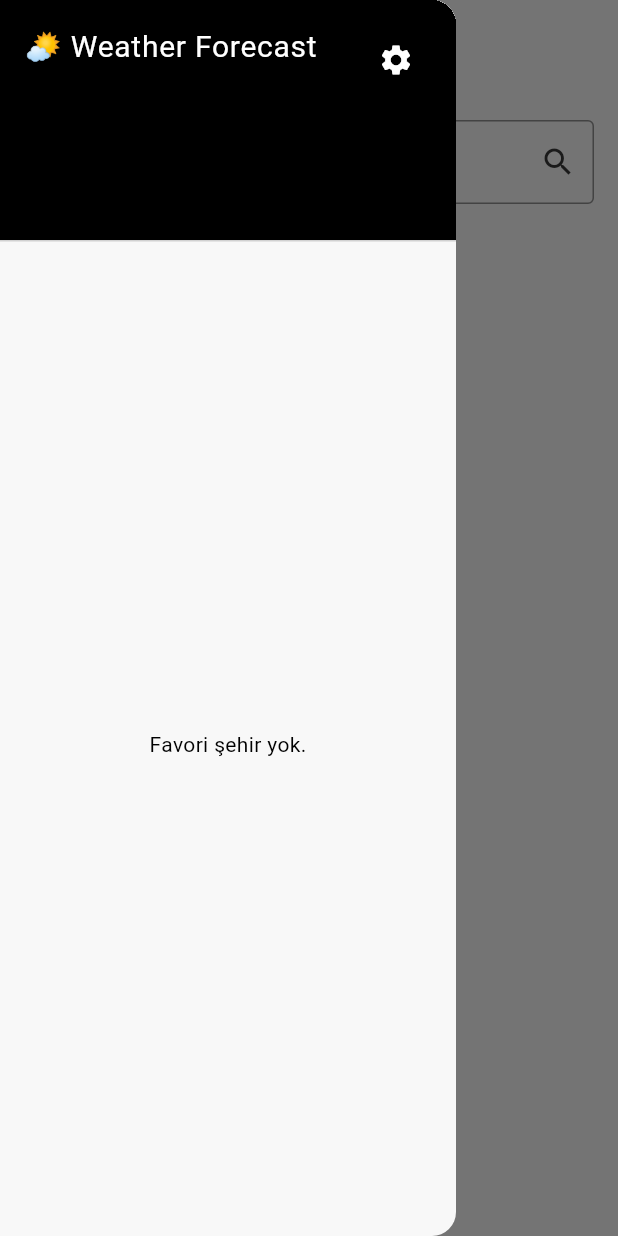
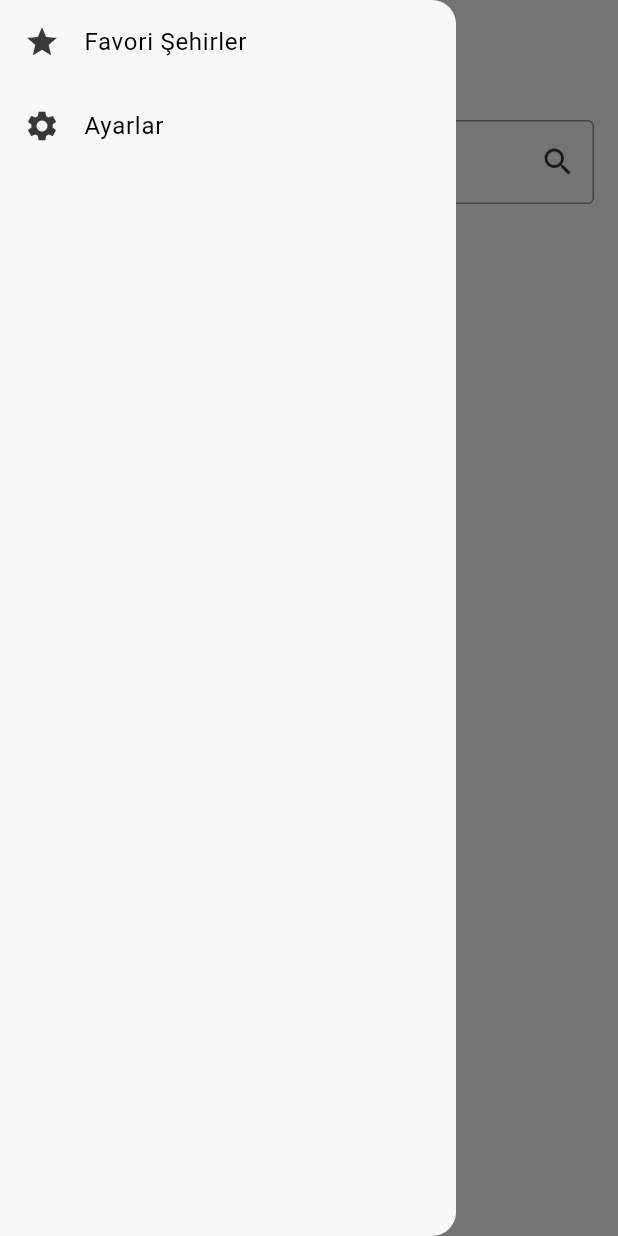
Before and after one commit to Yido1007/weather_forecast, a Flutter app: the HomeScreen screen opened by its route, with the side drawer open, on a phone screen of 412 x 824 dp. Run offline on Flutter 3.47's test engine with Material 3 defaults, Android fonts, the phone set to English and light mode, and no system bars; our stand-ins replace easy_localization, flex_color_scheme, flutter_dotenv, flutter_local_notifications, gap, lottie and 1 more; accounts and stored records are empty.

Commit message:
Favorite cities and settings moved from drawer to another page

```diff
--- a/lib/screen/home.dart
+++ b/lib/screen/home.dart
@@ -3,7 +3,7 @@ import 'package:flutter/material.dart';
 import 'package:gap/gap.dart';
 import 'package:provider/provider.dart';
 import '../provider/weather.dart';
-import '../widget/drawer.dart';
+import '../widget/drawer/drawer.dart';
 import '../widget/weather/hourly_weather.dart';
 import '../widget/weather/weather_info.dart';
 import '../widget/weather/weekly_weather.dart';
--- a/lib/widget/drawer.dart
+++ /dev/null
@@ -1,117 +0,0 @@
-import 'package:easy_localization/easy_localization.dart';
-import 'package:flutter/material.dart';
-import 'package:provider/provider.dart';
-import '../model/weather.dart';
-import '../provider/favorite.dart';
-import '../provider/weather.dart';
-import '../screen/static/settings.dart';
-
-class AppDrawer extends StatelessWidget {
-  final Function(String) onCitySelected;
-  const AppDrawer({super.key, required this.onCitySelected});
-
-  @override
-  Widget build(BuildContext context) {
-    return Drawer(
-      child: Column(
-        children: [
-          DrawerHeader(
-            decoration: BoxDecoration(
-              color: Theme.of(context).colorScheme.primary,
-            ),
-            child: Row(
-              crossAxisAlignment: CrossAxisAlignment.start,
-              mainAxisAlignment: MainAxisAlignment.spaceBetween,
-              children: [
-                Text(
-                  "title-2".tr(),
-                  style: TextStyle(
-                    color: Theme.of(context).colorScheme.onPrimary,
-                    fontSize: 20,
-                  ),
-                ),
-                IconButton(
-                  icon: Icon(
-                    Icons.settings,
-                    color: Theme.of(context).colorScheme.onError,
-                  ),
-                  onPressed: () {
-                    Navigator.push(
-                      context,
-                      MaterialPageRoute(
-                        builder: (context) => const SettingsScreen(),
-                      ),
-                    );
-                  },
-                ),
-              ],
-            ),
-          ),
-          Expanded(
-            child: Consumer<FavoriteProvider>(
-              builder: (context, favoriteProvider, _) {
-                final favoriteCities = favoriteProvider.favorites;
-                if (favoriteCities.isEmpty) {
-                  return const Center(child: Text('Favori şehir yok.'));
-                }
-                return ListView.builder(
-                  itemCount: favoriteCities.length,
-                  itemBuilder: (context, index) {
-                    final cityName = favoriteCities[index];
-                    return Dismissible(
-                      key: Key(cityName),
-                      direction: DismissDirection.endToStart,
-                      background: Container(
-                        color: Theme.of(context).colorScheme.error,
-                        alignment: Alignment.centerRight,
-                        padding: const EdgeInsets.symmetric(horizontal: 20),
-                        child: Icon(
-                          Icons.delete,
-                          color: Theme.of(context).colorScheme.onError,
-                        ),
-                      ),
-                      onDismissed: (direction) {
-                        favoriteProvider.removeFavorite(cityName);
-                      },
-                      child: FutureBuilder<WeatherData>(
-                        future: Provider.of<WeatherProvider>(
-                          context,
-                          listen: false,
-                        ).fetchWeatherData(cityName),
-                        builder: (context, snapshot) {
-                          if (snapshot.connectionState ==
-                              ConnectionState.waiting) {
-                            return const ListTile(title: Text("Yükleniyor..."));
-                          } else if (snapshot.hasError || !snapshot.hasData) {
-                            return ListTile(
-                              title: Text(cityName),
-                              subtitle: const Text("Veri alınamadı"),
-                            );
-                          } else {
-                            final weather = snapshot.data!;
-                            return ListTile(
-                              leading: Image.network(
-                                weather.iconUrl,
-                                width: 40,
-                              ),
-                              title: Text(weather.cityName),
-                              subtitle: Text('${weather.temperature}°C'),
-                              onTap: () {
-                                onCitySelected(cityName);
-                                Navigator.pop(context);
-                              },
-                            );
-                          }
-                        },
-                      ),
-                    );
-                  },
-                );
-              },
-            ),
-          ),
-        ],
-      ),
-    );
-  }
-}
--- /dev/null
+++ b/lib/widget/drawer/drawer.dart
@@ -0,0 +1,54 @@
+// import 'package:easy_localization/easy_localization.dart';
+import 'package:flutter/material.dart';
+import 'package:weather_forecast/screen/client/locations.dart';
+import 'package:weather_forecast/screen/static/settings.dart';
+import 'package:weather_forecast/widget/drawer/drawer_item.dart';
+
+class AppDrawer extends StatelessWidget {
+  final Function(String) onCitySelected;
+  const AppDrawer({super.key, required this.onCitySelected});
+
+  @override
+  Widget build(BuildContext context) {
+    return Drawer(
+      child: Column(
+        children: [
+          //Favorite Cities
+          DrawerItem(
+            icon: Icons.star,
+            title: "Favori Şehirler",
+            onTap: () async {
+              final selectedCity = await Navigator.push<String>(
+                context,
+                MaterialPageRoute(
+                  builder:
+                      (context) => FavoriteLocations(
+                        onCitySelected: (city) {
+                          Navigator.pop(context, city);
+                        },
+                      ),
+                ),
+              );
+              if (selectedCity != null && selectedCity.isNotEmpty) {
+                onCitySelected(selectedCity);
+                Navigator.of(context).pop();
+              }
+            },
+          ),
+          //Settings
+          DrawerItem(
+            icon: Icons.settings,
+            title: "Ayarlar",
+            onTap: () {
+              Navigator.pop(context);
+              Navigator.push(
+                context,
+                MaterialPageRoute(builder: (context) => SettingsScreen()),
+              );
+            },
+          ),
+        ],
+      ),
+    );
+  }
+}
--- /dev/null
+++ b/lib/widget/drawer/drawer_item.dart
@@ -0,0 +1,19 @@
+import 'package:flutter/material.dart';
+
+class DrawerItem extends StatelessWidget {
+  final IconData icon;
+  final String title;
+  final VoidCallback onTap;
+
+  const DrawerItem({
+    super.key,
+    required this.icon,
+    required this.title,
+    required this.onTap,
+  });
+
+  @override
+  Widget build(BuildContext context) {
+    return ListTile(leading: Icon(icon), title: Text(title), onTap: onTap);
+  }
+}
```
Also changed, not shown: lib/screen/client/locations.dart (added, +74 -0 lines).
